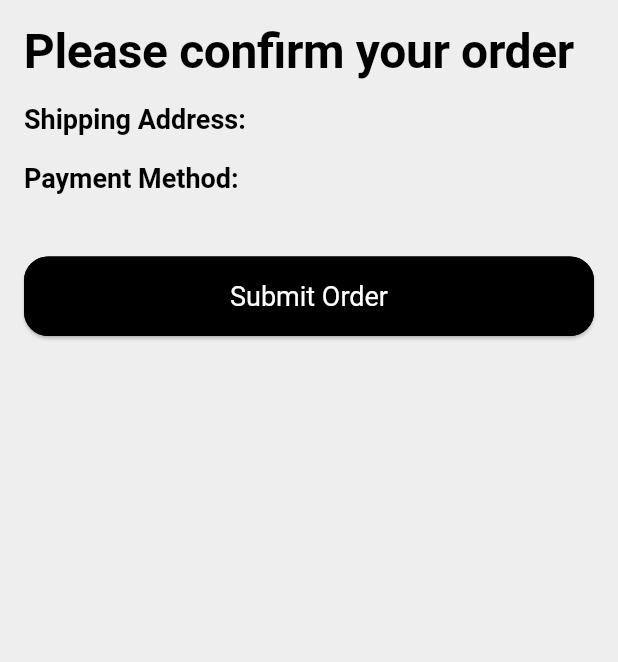
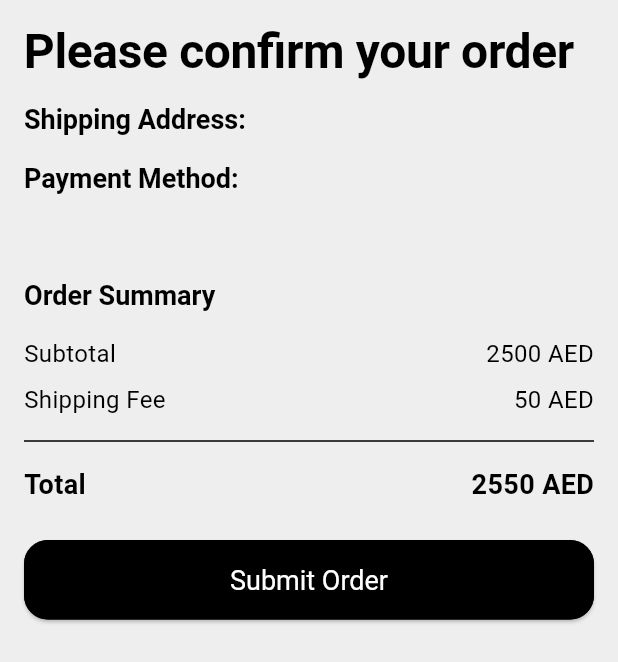
Before and after one commit to AbdullatifHabiba/Mool, a Flutter app: the OrderReviewStep widget shown alone on an empty page, opened directly, on a phone screen of 412 x 824 dp. Shown: the top 662 px of the screen. Run offline on Flutter 3.47's test engine with Material 3 defaults, Android fonts, the phone set to English and light mode, and no system bars; our stand-ins replace carousel_slider, flutter_riverpod, flutter_svg, video_player.

```diff
--- a/lib/screens/Cart/checkout_screen.dart
+++ b/lib/screens/Cart/checkout_screen.dart
@@ -1,5 +1,6 @@
 import 'package:flutter/material.dart';
 import 'package:flutter_riverpod/flutter_riverpod.dart';
+import 'package:mool/screens/Cart/order_confirmation_screen.dart';
 import 'package:mool/screens/Cart/shipping_address_step.dart';
 import 'package:mool/widgets/custom_back_arrow.dart';
 import 'payment_method_step.dart';
@@ -65,6 +66,9 @@ class CheckoutScreen extends ConsumerWidget {
         return const PaymentMethodStep();
       case 2:
         return const OrderReviewStep();
+      case 3:
+        return const OrderConfirmationScreen();
+
       default:
         return const SizedBox.shrink();
     }
--- a/lib/screens/Cart/order_review_step.dart
+++ b/lib/screens/Cart/order_review_step.dart
@@ -1,10 +1,9 @@
 import 'package:flutter/material.dart';
 import 'package:flutter_riverpod/flutter_riverpod.dart';
 import 'package:mool/screens/Cart/payment_method_step.dart';
-import 'package:mool/screens/Cart/shipping_address_step.dart';
-import 'order_confirmation_screen.dart';
+import 'package:mool/states/checkout.dart';
+import 'checkout_screen.dart';
 
-// Order Review Step
 class OrderReviewStep extends ConsumerWidget {
   const OrderReviewStep({super.key});
 
@@ -25,10 +24,23 @@ class OrderReviewStep extends ConsumerWidget {
           const SizedBox(height: 16),
           Text('Shipping Address:', style: Theme.of(context).textTheme.headlineMedium),
           if (selectedAddress != null)
-            Text('${selectedAddress['name']}, ${selectedAddress['street']}, ${selectedAddress['city']}'),
+            Padding(
+              padding: const EdgeInsets.only(top: 8.0),
+              child: Text(
+                '${selectedAddress['name']},\n${selectedAddress['street']},\n${selectedAddress['city']}',
+                style: const TextStyle(fontSize: 16),
+              ),
+            ),
           const SizedBox(height: 16),
           Text('Payment Method:', style: Theme.of(context).textTheme.headlineMedium),
-          Text(paymentMethod),
+          Padding(
+            padding: const EdgeInsets.only(top: 8.0),
+            child: Text(paymentMethod, style: const TextStyle(fontSize: 16)),
+          ),
+          const SizedBox(height: 24),
+          Text('Order Summary', style: Theme.of(context).textTheme.headlineMedium),
+          const SizedBox(height: 16),
+          const OrderSummary(),
           const SizedBox(height: 24),
           ElevatedButton(
             style: ElevatedButton.styleFrom(
@@ -37,9 +49,7 @@ class OrderReviewStep extends ConsumerWidget {
             ),
             onPressed: () {
               // Handle order submission
-              Navigator.of(context).pushReplacement(
-                MaterialPageRoute(builder: (context) => const OrderConfirmationScreen()),
-              );
+              ref.read(checkoutStepProvider.notifier).state++;
             },
             child: const Text('Submit Order'),
           ),
@@ -48,3 +58,39 @@ class OrderReviewStep extends ConsumerWidget {
     );
   }
 }
+
+class OrderSummary extends StatelessWidget {
+  const OrderSummary({super.key});
+
+  @override
+  Widget build(BuildContext context) {
+    return const Column(
+      crossAxisAlignment: CrossAxisAlignment.stretch,
+      children: [
+        Row(
+          mainAxisAlignment: MainAxisAlignment.spaceBetween,
+          children: [
+            Text('Subtotal', style: TextStyle(fontSize: 16)),
+            Text('2500 AED', style: TextStyle(fontSize: 16)),
+          ],
+        ),
+        SizedBox(height: 8),
+        Row(
+          mainAxisAlignment: MainAxisAlignment.spaceBetween,
+          children: [
+            Text('Shipping Fee', style: TextStyle(fontSize: 16)),
+            Text('50 AED', style: TextStyle(fontSize: 16)),
+          ],
+        ),
+        Divider(height: 32, color: Colors.black),
+        Row(
+          mainAxisAlignment: MainAxisAlignment.spaceBetween,
+          children: [
+            Text('Total', style: TextStyle(fontSize: 18, fontWeight: FontWeight.bold)),
+            Text('2550 AED', style: TextStyle(fontSize: 18, fontWeight: FontWeight.bold)),
+          ],
+        ),
+      ],
+    );
+  }
+}
--- a/lib/states/checkout.dart
+++ b/lib/states/checkout.dart
@@ -1,6 +1,8 @@
 // Providers
 import 'package:flutter_riverpod/flutter_riverpod.dart';
 
+
+// Providers
 final addressListProvider = StateProvider<List<Map<String, String>>>((ref) => []);
 final selectedAddressProvider = StateProvider<int>((ref) => -1);
 final isAddingNewAddressProvider = StateProvider<bool>((ref) => false);
--- a/lib/widgets/checkout_widgets/checkout.dart
+++ b/lib/widgets/checkout_widgets/checkout.dart
@@ -1,6 +1,6 @@
 import 'package:flutter/material.dart';
 import 'package:flutter_riverpod/flutter_riverpod.dart';
-import 'package:mool/screens/Cart/shipping_address_step.dart';
+import 'package:mool/states/checkout.dart';
 
 class AddressWidgets {
   final GlobalKey<FormState> formKey = GlobalKey<FormState>();
```
Also changed, not shown: lib/screens/Cart/order_confirmation_screen.dart (+3 -4 lines), lib/screens/Cart/payment_method_step.dart (+66 -4 lines), lib/screens/Cart/shipping_address_step.dart (+47 -20 lines).
